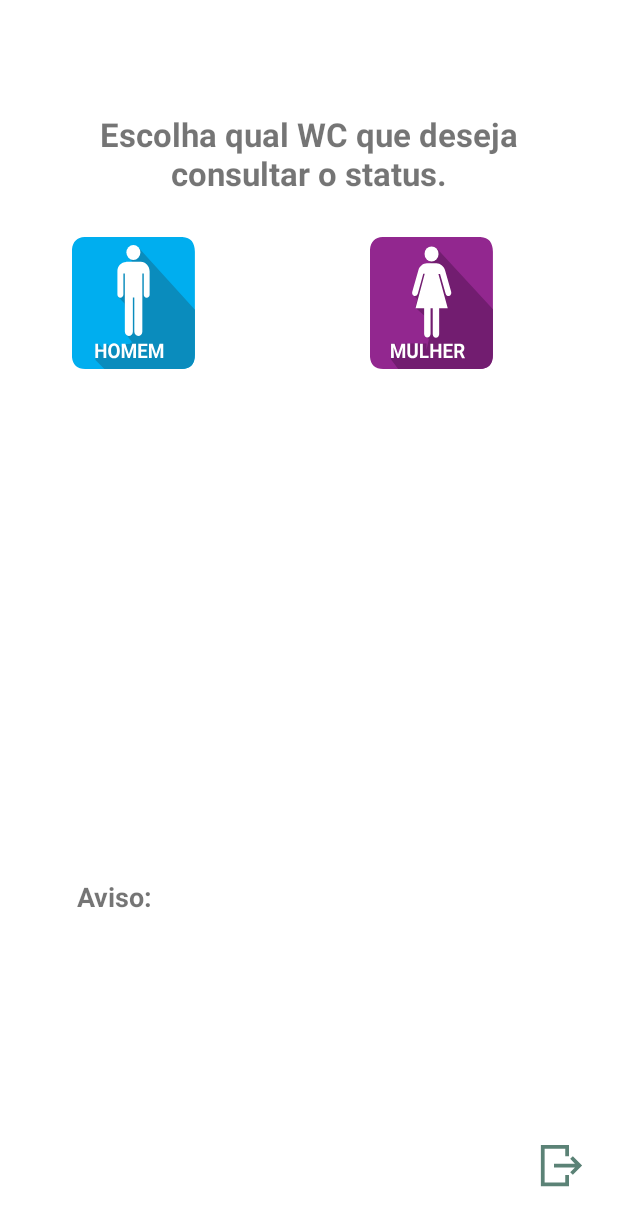
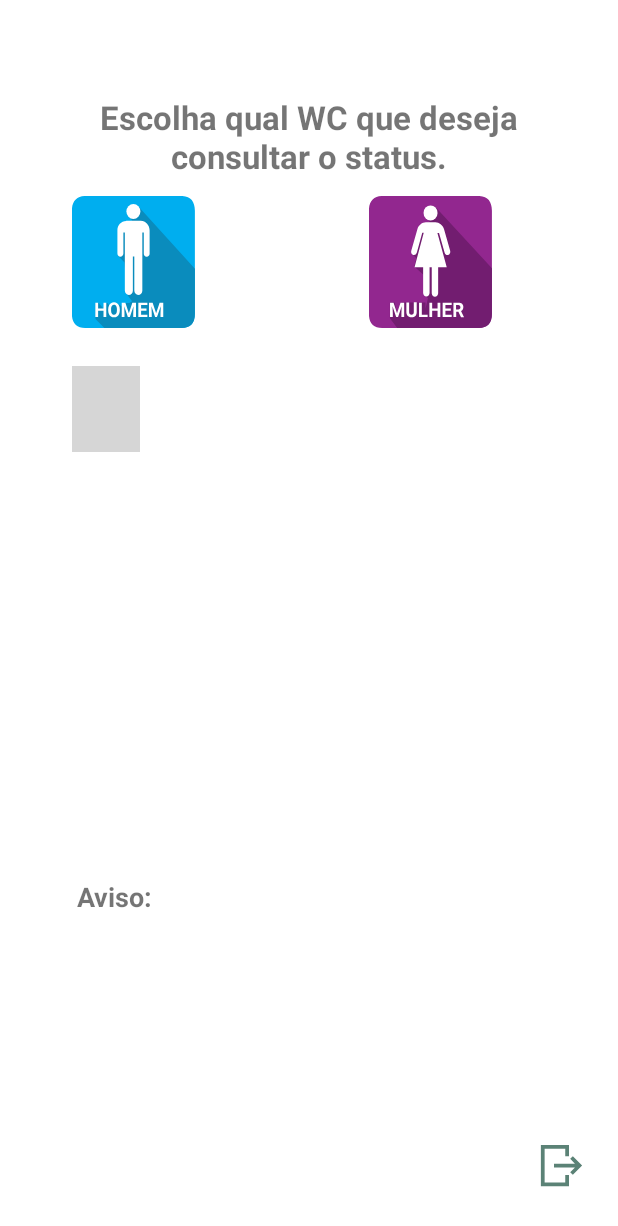
Before and after one commit to mViniciusMarques/geovaniago, an Android app: the MainActivity screen opened directly, with no data from a screen before it, on a phone screen of 412 x 824 dp. Shown: the top 1226 px of the screen. Run offline under Robolectric (Android 15) with nearby library versions, the phone set to English and light mode, and no system bars; our stand-ins replace Firebase (no records; nobody signed in at launch, a user with empty details on screens opened directly); libraries missing offline, so code that uses them is left out: com.firebase.client, com.fondesa.lyra, universum.studios.android; 3 statements that could not run were skipped; grey boxes are pictures that could not be loaded.

```diff
--- a/app/src/main/java/com/m2brcorp/geostatus/MainActivity.java
+++ b/app/src/main/java/com/m2brcorp/geostatus/MainActivity.java
@@ -18,6 +18,7 @@ import android.widget.ArrayAdapter;
 import android.widget.Button;
 import android.widget.EditText;
 import android.widget.ImageButton;
+import android.widget.ImageView;
 import android.widget.Spinner;
 import android.widget.TextView;
 import android.widget.Toast;
@@ -28,8 +29,11 @@ import com.google.firebase.database.DataSnapshot;
 import com.google.firebase.database.DatabaseError;
 import com.google.firebase.database.ValueEventListener;
 import com.m2brcorp.geostatus.Enum.GeneroEnum;
+import com.m2brcorp.geostatus.Util.DataHoraUtils;
 import com.m2brcorp.geostatus.Util.NetworkUtils;
 import com.m2brcorp.geostatus.Util.ReferenceFB;
+
+import java.util.Date;
 
 import universum.studios.android.transition.WindowTransitions;
 
@@ -48,6 +52,8 @@ public class MainActivity extends AppCompatActivity {
     Spinner spinner;
     Button salvar;
     EditText campoAviso;
+    TextView txtCafe;
+    ImageView btnCafe;
 
     private ReferenceFB fire;
     Activity activity = null;
@@ -70,19 +76,30 @@ public class MainActivity extends AppCompatActivity {
         pref = getApplicationContext().getSharedPreferences("Autenticator", MODE_PRIVATE);
 
         lblAviso = (TextView) findViewById(R.id.lblAviso);
+        txtCafe = (TextView) findViewById(R.id.textView6);
+
         masculino = (ImageButton) findViewById(R.id.imageView3);
         feminino = (ImageButton) findViewById(R.id.imageView4);
         sair = (ImageButton) findViewById(R.id.imageButtonSair);
+        btnCafe = (ImageView) findViewById(R.id.imageView8);
 
         spinner = (Spinner) findViewById(R.id.spinner);
         salvar = (Button) findViewById(R.id.button4);
         campoAviso = (EditText) findViewById(R.id.editText4);
+
         verificarVisibilidade();
         getGeneroDescricao();
         selectItem();
         persistirAviso();
         exibicaoCaixaAviso();
 
+        navegarEntreTelas();
+        atualizarStatusCafe();
+        recuperarStatusTextoCafe();
+
+    }
+
+    private void navegarEntreTelas() {
         masculino.setOnClickListener(new View.OnClickListener() {
             @Override
             public void onClick(View v) {
@@ -107,10 +124,7 @@ public class MainActivity extends AppCompatActivity {
                 startActivity(new Intent(v.getContext(),LoginActivity.class));
             }
         });
-
     }
-
-
 
     private void exibicaoCaixaAviso() {
         if(hasPermissionToEdit()){
@@ -148,8 +162,11 @@ public class MainActivity extends AppCompatActivity {
             salvar.setVisibility(View.GONE);
             campoAviso.setEnabled(Boolean.FALSE);
             lblAviso.setVisibility(View.VISIBLE);
+            btnCafe.setEnabled(Boolean.FALSE);
         }else{
             lblAviso.setVisibility(View.GONE);
+            txtCafe.setY(100F);
+            btnCafe.setY(100F);
         }
     }
 
@@ -291,6 +308,42 @@ public class MainActivity extends AppCompatActivity {
 
     }
 
+    private void atualizarStatusCafe(){
+        btnCafe.setOnLongClickListener(new View.OnLongClickListener() {
+            @Override
+            public boolean onLongClick(View v) {
+                if(NetworkUtils.isOnline(getApplicationContext())) {
+                    fire.setReferencedSon("Cafe");
+                    fire.getFirebaseContextReference().child("Status_Cafe").setValue(DataHoraUtils.dataHoraFormatada(new Date()));
+                    txtCafe.setText(DataHoraUtils.dataHoraFormatada(new Date()));
+                    return true;
+                }else{
+                    Toast.makeText(getApplicationContext(),"Sem conexão com a internet",Toast.LENGTH_SHORT).show();
+                    return false;
+                }
+            }
+        });
+    }
+
+    private void recuperarStatusTextoCafe(){
+        fire.setReferencedSon("Cafe");
+        fire.getFirebaseContextReference().child("Status_Cafe").addValueEventListener(new ValueEventListener() {
+            @Override
+            public void onDataChange(DataSnapshot dataSnapshot) {
+                if(NetworkUtils.isOnline(getApplicationContext())) {
+                    txtCafe.setText(dataSnapshot.getValue().toString());
+                }else{
+                    Toast.makeText(getApplicationContext(),"Sem conexão com a internet",Toast.LENGTH_SHORT).show();
+                }
+            }
+
+            @Override
+            public void onCancelled(DatabaseError databaseError) {
+
+            }
+        });
+    }
+
 
 //    public void testezim(){
     //https://android-arsenal.com/details/1/5806
--- a/app/src/main/java/com/m2brcorp/geostatus/MasculinoActivity.java
+++ b/app/src/main/java/com/m2brcorp/geostatus/MasculinoActivity.java
@@ -17,6 +17,8 @@ import android.view.View;
 import android.widget.Button;
 import android.widget.CompoundButton;
 import android.widget.ImageButton;
+import android.widget.ImageView;
+import android.widget.TextView;
 import android.widget.Toast;
 import android.widget.ToggleButton;
 
@@ -40,14 +42,15 @@ public class MasculinoActivity extends AppCompatActivity {
 
     public static final String FLAG_TO_EDITOR = "geovania@stefanini.com";
     private ProgressDialog progressDialog;
-    Button limpando;
-    Button limpo;
     protected RecyclerView recyclerView;
     protected List<Status> statuses;
     Activity activity = null;
     private ReferenceFB fire;
     Boolean isLimpando = false;
     Status status1;
+
+    Button limpando;
+    Button limpo;
     Button botaoTeste;
     Button botaoTeste3;
 
--- a/app/src/main/java/com/m2brcorp/geostatus/Util/DataHoraUtils.java
+++ b/app/src/main/java/com/m2brcorp/geostatus/Util/DataHoraUtils.java
@@ -19,4 +19,9 @@ public class DataHoraUtils {
         return sdf.format(date);
     }
 
+    public static String dataHoraFormatada(Date date){
+        SimpleDateFormat sdf = new SimpleDateFormat("dd/MM" +" - "+ "hh:mm");
+        return sdf.format(date);
+    }
+
 }
--- a/app/src/main/res/layout/layout_inicial.xml
+++ b/app/src/main/res/layout/layout_inicial.xml
@@ -17,7 +17,7 @@
         android:layout_marginRight="16dp"
         app:layout_constraintBottom_toBottomOf="parent"
         android:layout_marginBottom="16dp"
-        android:layout_marginTop="16dp"
+        android:layout_marginTop="4dp"
         app:layout_constraintTop_toTopOf="parent"
         android:layout_marginStart="16dp"
         app:layout_constraintLeft_toLeftOf="parent"
@@ -36,14 +36,14 @@
         app:layout_constraintLeft_toLeftOf="parent"
         android:layout_marginLeft="48dp"
         app:layout_constraintTop_toBottomOf="@+id/textView2"
-        android:layout_marginTop="32dp" />
+        android:layout_marginTop="16dp" />
 
     <ImageButton
         android:layout_width="82dp"
         android:layout_height="88dp"
         android:background="@drawable/ic_wc_feminino"
         android:id="@+id/imageView4"
-        android:layout_marginTop="32dp"
+        android:layout_marginTop="16dp"
         app:layout_constraintTop_toBottomOf="@+id/textView2"
         android:layout_marginStart="48dp"
         app:layout_constraintLeft_toRightOf="@+id/imageView3"
@@ -51,7 +51,7 @@
         android:layout_marginEnd="48dp"
         app:layout_constraintRight_toRightOf="parent"
         android:layout_marginRight="48dp"
-        app:layout_constraintHorizontal_bias="0.66" />
+        app:layout_constraintHorizontal_bias="0.657" />
 
     <ImageView
         android:layout_width="0dp"
@@ -82,23 +82,22 @@
     <EditText
         android:id="@+id/editText4"
         android:layout_width="285dp"
-        android:layout_height="100dp"
-        android:layout_marginBottom="120dp"
+        android:layout_height="70dp"
+        android:layout_marginBottom="100dp"
         android:layout_marginLeft="8dp"
         android:layout_marginRight="8dp"
         android:ems="10"
         android:inputType="textMultiLine"
         android:lines="3"
+        android:textColor="?android:attr/colorMultiSelectHighlight"
         android:textCursorDrawable="@drawable/color_cursor"
-        android:textColor="?android:attr/colorMultiSelectHighlight"
         android:textSize="18sp"
         android:textStyle="bold"
         android:theme="@style/retirarLinhaHint"
         app:layout_constraintBottom_toBottomOf="parent"
-        app:layout_constraintHorizontal_bias="0.505"
+        app:layout_constraintHorizontal_bias="0.506"
         app:layout_constraintLeft_toLeftOf="parent"
-        app:layout_constraintRight_toRightOf="parent"
-        tools:layout_editor_absoluteY="291dp" />
+        app:layout_constraintRight_toRightOf="parent" />
 
     <Button
         android:id="@+id/button4"
@@ -114,9 +113,7 @@
         android:layout_marginRight="8dp"
         app:layout_constraintRight_toRightOf="parent"
         app:layout_constraintBottom_toBottomOf="parent"
-        android:layout_marginBottom="62dp"
-        tools:layout_editor_absoluteX="128dp"
-        tools:layout_editor_absoluteY="411dp" />
+        android:layout_marginBottom="50dp" />
 
     <Spinner
         android:id="@+id/spinner"
@@ -127,7 +124,7 @@
         android:layout_marginRight="8dp"
         app:layout_constraintRight_toRightOf="parent"
         app:layout_constraintHorizontal_bias="0.505"
-        android:layout_marginBottom="16dp"
+        android:layout_marginBottom="8dp"
         app:layout_constraintBottom_toTopOf="@+id/editText4" />
 
     <TextView
@@ -145,4 +142,31 @@
         app:layout_constraintBottom_toBottomOf="parent"
         android:layout_marginBottom="214dp" />
 
+    <ImageView
+        android:id="@+id/imageView8"
+        android:layout_width="45dp"
+        android:layout_height="57dp"
+        app:srcCompat="@drawable/coffee"
+        android:layout_marginLeft="48dp"
+        app:layout_constraintLeft_toLeftOf="parent"
+        android:layout_marginTop="25dp"
+        app:layout_constraintTop_toBottomOf="@+id/imageView3" />
+
+    <TextView
+        android:id="@+id/textView6"
+        android:layout_width="142dp"
+        android:layout_height="25dp"
+        android:text=""
+        app:layout_constraintLeft_toRightOf="@+id/imageView8"
+        android:layout_marginLeft="24dp"
+        android:layout_marginRight="8dp"
+        app:layout_constraintRight_toRightOf="parent"
+        app:layout_constraintHorizontal_bias="0.06"
+        android:layout_marginTop="56dp"
+        app:layout_constraintTop_toBottomOf="@+id/imageView4"
+        android:textStyle="normal|bold"
+        android:textColor="#87774b"
+        android:textSize="20sp"
+        android:textAlignment="center"/>
+
 </android.support.constraint.ConstraintLayout>
```
